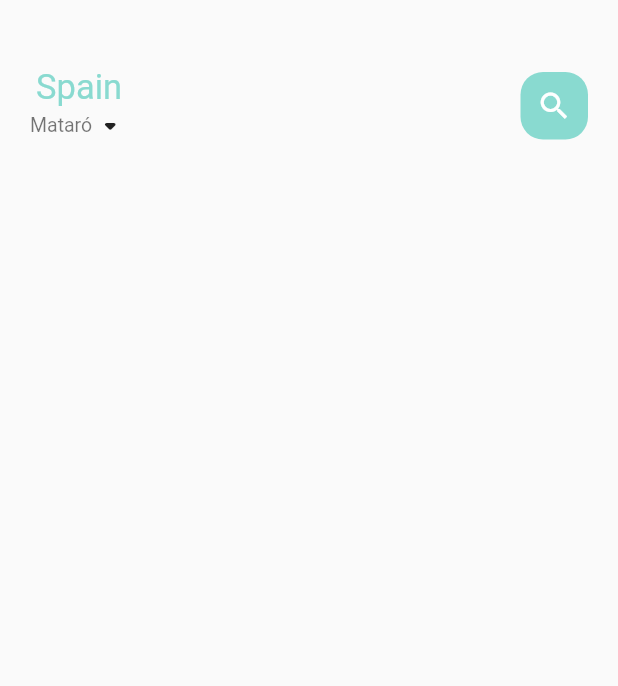
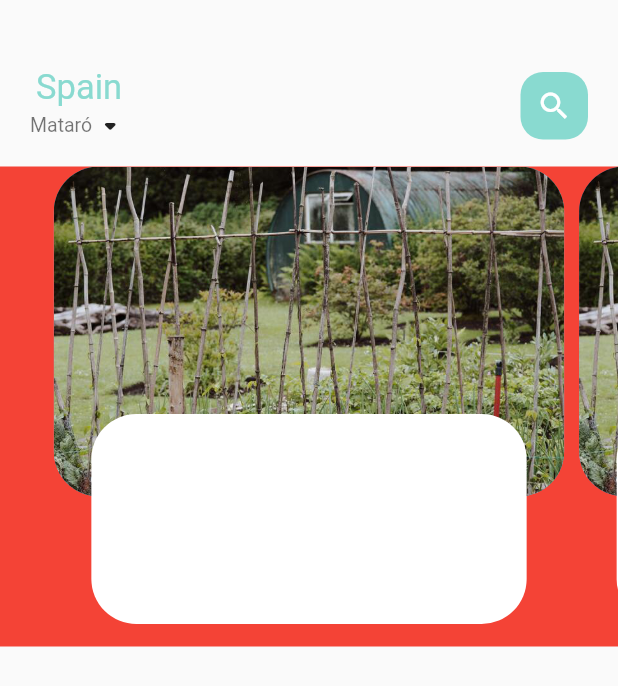
Before and after one commit to GitRockie/farmee, a Flutter app: the screen it shows after launch, on a phone screen of 412 x 824 dp. Shown: the top 686 px of the screen. Run offline on Flutter 3.47's test engine with Material 2 defaults, Android fonts, the phone set to English and light mode, and no system bars.

Commit message:
PageView Builder for Home
Working on Constraints
Importing images
FarmsPageBody   return _buildPageItem in PageView.builder
Container with image wrapped with Stack Widget
Align Widget wrap Container 2
Setting PageController and viewportFraction

```diff
--- /dev/null
+++ b/lib/home/farms_page_body.dart
@@ -0,0 +1,52 @@
+import 'package:flutter/material.dart';
+
+class FarmsPageBody extends StatefulWidget {
+  const FarmsPageBody({super.key});
+
+  @override
+  State<FarmsPageBody> createState() => _FarmsPageBodyState();
+}
+
+class _FarmsPageBodyState extends State<FarmsPageBody> {
+  PageController pageController = PageController(viewportFraction: 0.85);
+  @override
+  Widget build(BuildContext context) {
+    return Container(
+      color: Colors.red,
+      height: 320,
+      child: PageView.builder(
+          controller: pageController,
+          itemCount: 5,
+          itemBuilder: (context, position) {
+            return _buildPageItem(position);
+          }),
+    );
+  }
+
+  Widget _buildPageItem(int index) {
+    return Stack(
+      children: [
+        Container(
+            height: 220,
+            margin: const EdgeInsets.only(left: 5, right: 5),
+            decoration: BoxDecoration(
+                borderRadius: BorderRadius.circular(30),
+                color: index.isEven
+                    ? const Color(0xFF69c5df)
+                    : const Color(0xFF9294cc),
+                image: const DecorationImage(
+                    fit: BoxFit.cover,
+                    image: AssetImage('assets/images/huerto1.png')))),
+        Align(
+          alignment: Alignment.bottomCenter,
+          child: Container(
+              height: 140,
+              margin: const EdgeInsets.only(left: 30, right: 30, bottom: 15),
+              decoration: BoxDecoration(
+                  borderRadius: BorderRadius.circular(30),
+                  color: Colors.white)),
+        )
+      ],
+    );
+  }
+}
--- a/lib/home/main_farms_page.dart
+++ b/lib/home/main_farms_page.dart
@@ -1,3 +1,4 @@
+import 'package:farmee_app/home/farms_page_body.dart';
 import 'package:farmee_app/utils/colors.dart';
 import 'package:farmee_app/widgets/big_text.dart';
 import 'package:farmee_app/widgets/small_text.dart';
@@ -56,7 +57,8 @@ class MainFarmsPage extends StatelessWidget {
               ],
             ),
           ),
-        )
+        ),
+        const FarmsPageBody(),
       ],
     ));
   }
```
Also changed, not shown: assets/images/huerto1.png (added), assets/images/huerto2.png (added), assets/images/huerto3.png (added), assets/images/huerto4.png (added), assets/images/huerto5.png (added), assets/images/huerto6.png (added), assets/images/sigmund-Vl__6H6yWUk-unsplash.png (added), assets/images/steffi-pereira-Pv_Mut-lvWg-unsplash.png (added), assets/images/www-zanda-photography-RBdE3jv5y68-unsplash.png (added).
